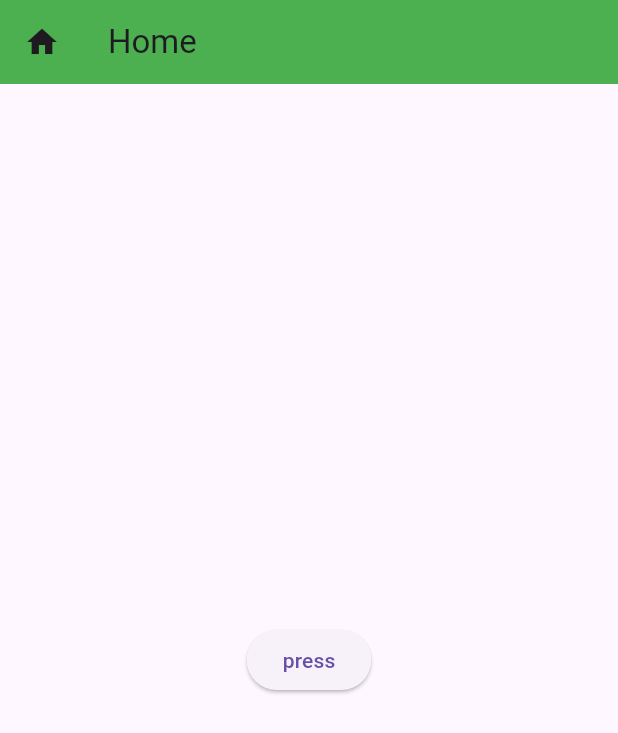
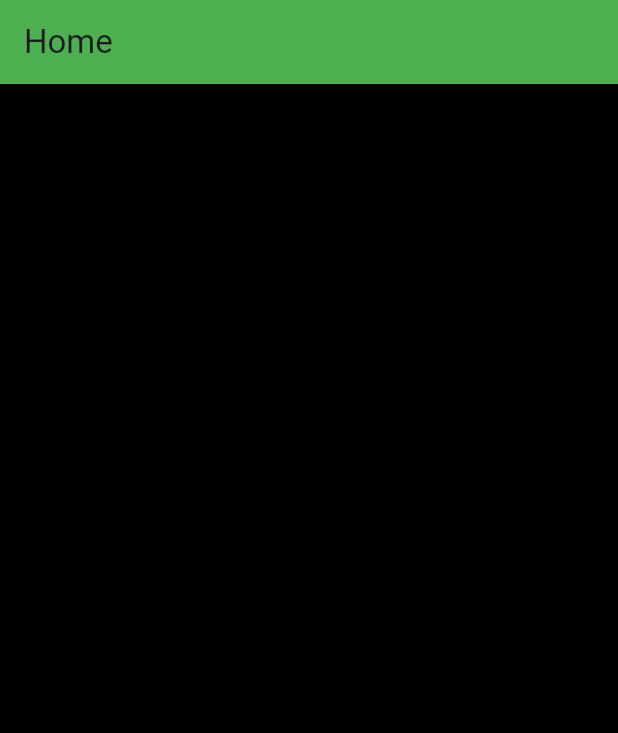
Before and after one commit to SubrataSft/flutter-practice, a Flutter app: the screen it shows after launch, on a phone screen of 412 x 824 dp. Shown: the top 733 px of the screen. Run offline on Flutter 3.47's test engine with Material 3 defaults, Android fonts, the phone set to English and light mode, and no system bars.

Commit message:
MediaQuery

```diff
--- a/lib/main.dart
+++ b/lib/main.dart
@@ -1,48 +1,6 @@
-/*import 'package:flutter/cupertino.dart';
 
-void main(){
-  runApp(IOSStyle());
-}
-
-class IOSStyle extends StatelessWidget {
-  const IOSStyle({super.key});
-
-  @override
-  Widget build(BuildContext context) {
-    return CupertinoApp(
-      home: HomePage(),
-    );
-  }
-}
-
-class HomePage extends StatelessWidget {
-  const HomePage({super.key});
-
-  @override
-  Widget build(BuildContext context) {
-    return CupertinoPageScaffold(
-        navigationBar: CupertinoNavigationBar(
-          middle: Text("Hello Ios Phone"),
-          trailing: CupertinoButton.filled(child: Icon(CupertinoIcons.add), onPressed: (){}),
-        ),
-        child: Center(
-          child: Column(
-            mainAxisAlignment: MainAxisAlignment.center,
-                children: [
-                  CupertinoActivityIndicator(
-                    radius: 24,
-                  ),
-                  CupertinoSwitch(value: false, onChanged: (value){})
-                ],
-              ),
-        ));
-  }
-}*/
-
-import 'package:first_apps/splash.dart';
 import 'package:flutter/material.dart';
 
-import 'home_screen.dart';
 
 void main() {
   runApp(MyApp());
@@ -54,7 +12,71 @@ class MyApp extends StatelessWidget {
   @override
   Widget build(BuildContext context) {
     return MaterialApp(
-      home: Splash(),
+      home: Home(),
     );
   }
 }
+class Home extends StatelessWidget {
+  const Home({super.key});
+
+  @override
+  Widget build(BuildContext context) {
+
+    print(MediaQuery.of(context).size);
+    print(MediaQuery.of(context).size.width);
+    print(MediaQuery.of(context).size.height);
+    print(MediaQuery.of(context).displayFeatures);
+    print(MediaQuery.of(context).orientation);
+    print(MediaQuery.of(context).gestureSettings);
+    return Scaffold(
+      appBar: AppBar(
+        backgroundColor: Colors.green,
+        title: Text("Home"),
+      ),
+      /*body: Center(
+        child: Wrap(
+          alignment: WrapAlignment.center,
+          spacing: 8,
+          children: [
+            Text(MediaQuery.orientationOf(context).toString()),
+            Text(MediaQuery.orientationOf(context).toString()),
+            Text(MediaQuery.orientationOf(context).toString()),
+            Text(MediaQuery.orientationOf(context).toString()),
+            Text(MediaQuery.orientationOf(context).toString()),
+            Text(MediaQuery.orientationOf(context).toString()),
+            Text(MediaQuery.orientationOf(context).toString()),
+          ],
+        ),
+      ),*/
+     /* body: LayoutBuilder(builder: (BuildContext context, BoxConstraints constraints) {
+        if(constraints.maxWidth< 600){
+          return Center(child: Text("Mobile"));
+        }else if(constraints.maxWidth< 800){
+          return Center(child: Text("Laptop"));
+        }else if(constraints.maxWidth< 1200){
+          return Center(child: Text("Desktop"));
+        }
+
+        return Center(child: Text("Version 2"));
+      },),*/
+
+      body: OrientationBuilder(builder: ( context, Orientation) {
+        if(Orientation == Orientation.index){
+          return Container(
+            height: double.infinity,
+            width: double.infinity,
+            color: Colors.green,
+          );
+        }else{
+          return Container(
+            height: double.infinity,
+            width: double.infinity,
+            color: Colors.black,
+          );
+        }
+
+
+      },),
+    );
+  }
+}
```
